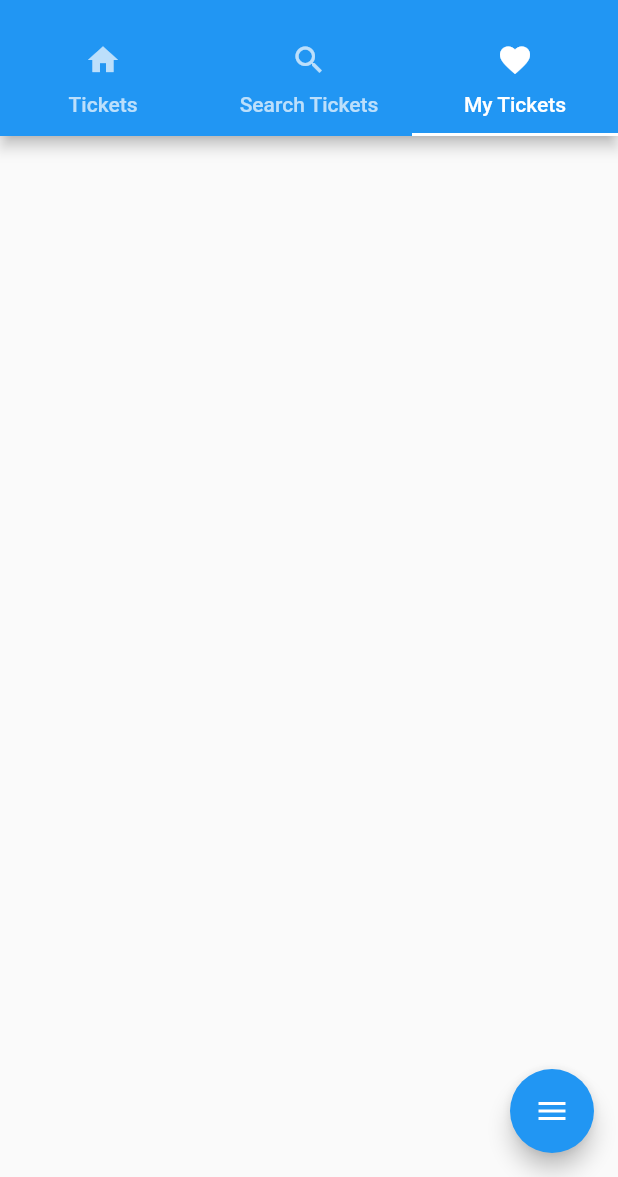
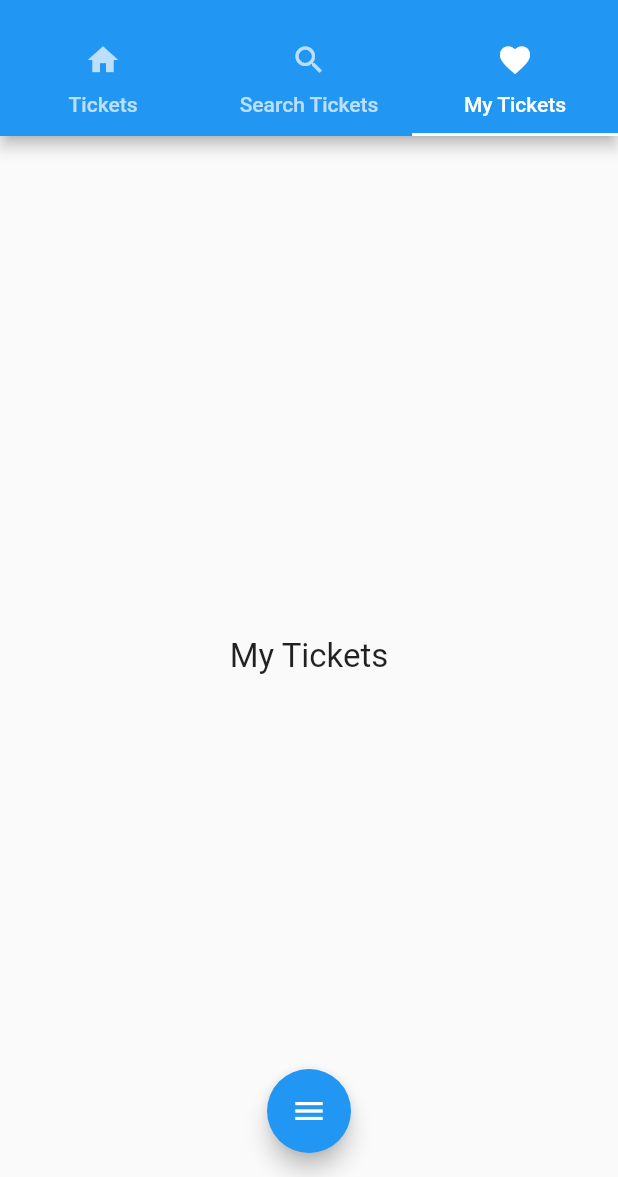
Before and after one commit to shravanimalur/smart-tracker-lazy-loading, a Flutter app: the screen it shows after launch, tab 3 chosen, on a phone screen of 412 x 824 dp, the part 59-1236 px from its top. Run offline on Flutter 3.47's test engine with Material 2 defaults, Android fonts, the light colour scheme and no system bars; drawn by our look-alikes of flutter_speed_dial.

Commit message:
my ticket

```diff
--- a/lib/lazyloading.dart
+++ b/lib/lazyloading.dart
@@ -45,14 +45,13 @@ class _LazyLoadingState extends State<LazyLoading> {
     var listView = ListView.builder(
         itemCount: items.length+1,//.compareTo(0),
         controller: _scrollController,
-        itemExtent: 80,
+        itemExtent: 60,
         itemBuilder: (context, index){
           if(index == items.length){
             return CupertinoActivityIndicator();
           }
 
           return ListTile(
-
               leading: Icon(Icons.arrow_right),
               title: Text(items[index],
                 style: TextStyle(fontSize: 22.0),),
--- a/lib/myTicket.dart
+++ b/lib/myTicket.dart
@@ -1,9 +1,22 @@
 import 'package:flutter/material.dart';
+import 'package:flutter_app3/newMyticket.dart';
 
 class MyTickets extends StatelessWidget {
   @override
   Widget build(BuildContext context) {
     return Scaffold(
+      body: Center(
+        child: Text("My Tickets", style: TextStyle(fontSize: 22.0),),
+      ),
+      floatingActionButton: FloatingActionButton(
+          child: Icon(Icons.menu),
+          onPressed: (){
+            Navigator.push(
+                context,
+                MaterialPageRoute(builder: (context) => newMyTicket()));
+          }
+      ),
+      floatingActionButtonLocation: FloatingActionButtonLocation.centerFloat,
 
     );
   }
--- a/lib/tabBar.dart
+++ b/lib/tabBar.dart
@@ -1,6 +1,5 @@
 import 'package:flutter/material.dart';
 import 'lazyloading.dart';
-import 'main.dart';
 import 'myTicket.dart';
 import 'searchTicket.dart';
 
```
Also changed, not shown: lib/main.dart (+19 -19 lines), lib/newMyticket.dart (added, +29 -0 lines).
